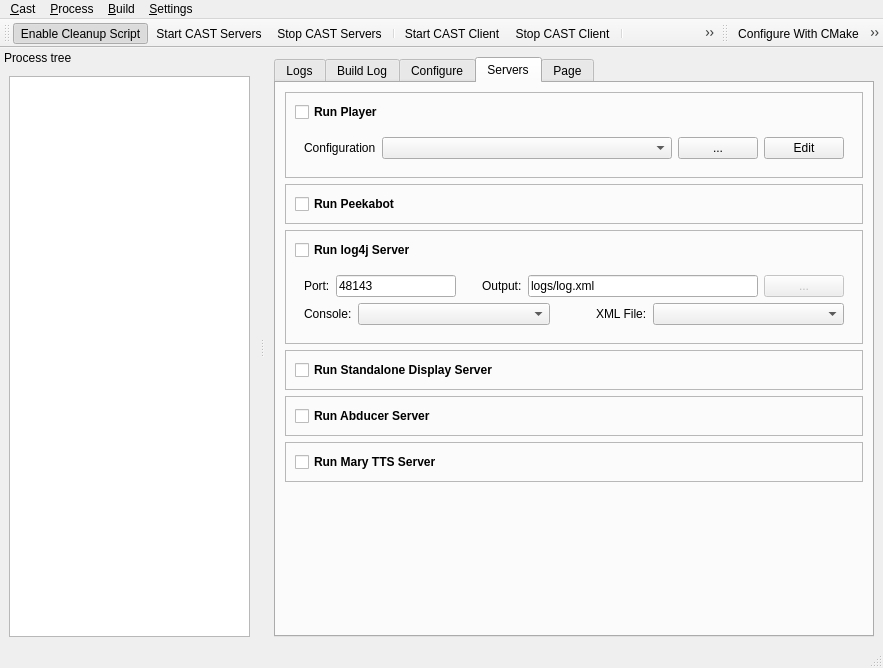
Old version of the form tools/castctrl/branches/manipulation-11846/qtui/mainwindow.ui in the repository marc-hanheide/cogx.
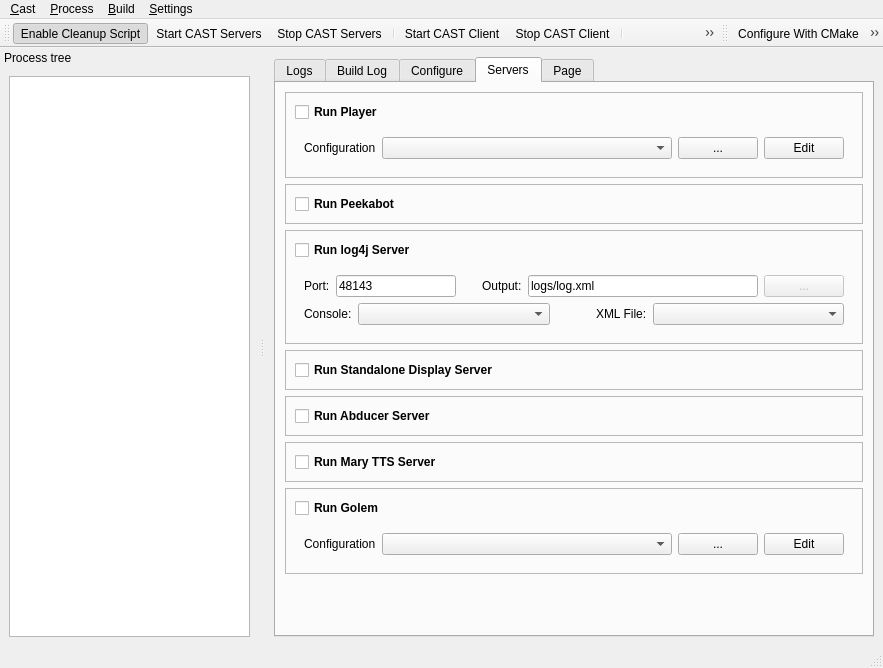
New version of the form. The open tabs and pages were chosen to show the change. Icons and pictures are not drawn.

Commit message: golem integration

Diff of the .ui file:
```diff
--- a/tools/castctrl/branches/manipulation-11846/qtui/mainwindow.ui
+++ b/tools/castctrl/branches/manipulation-11846/qtui/mainwindow.ui
@@ -1000,6 +1000,129 @@
              </layout>
             </widget>
            </item>
+
+           <item>
+            <widget class="QFrame" name="frame_golem">
+             <property name="frameShape">
+              <enum>QFrame::StyledPanel</enum>
+             </property>
+             <property name="frameShadow">
+              <enum>QFrame::Raised</enum>
+             </property>
+             <layout class="QVBoxLayout" name="verticalLayout_golem">
+              <item>
+               <widget class="QWidget" name="widget_golem" native="true">
+                <layout class="QHBoxLayout" name="horizontalLayout_golem">
+                 <property name="leftMargin">
+                  <number>0</number>
+                 </property>
+                 <property name="topMargin">
+                  <number>0</number>
+                 </property>
+                 <property name="bottomMargin">
+                  <number>0</number>
+                 </property>
+                 <item>
+                  <widget class="QCheckBox" name="ckRunGolem">
+                   <property name="font">
+                    <font>
+                     <weight>75</weight>
+                     <bold>true</bold>
+                    </font>
+                   </property>
+                   <property name="toolTip">
+                    <string>Run Golem with External Servers</string>
+                   </property>
+                   <property name="text">
+                    <string>Run Golem</string>
+                   </property>
+                   <property name="checked">
+                    <bool>false</bool>
+                   </property>
+                  </widget>
+                 </item>
+                 <item>
+                  <spacer name="horizontalSpacer_golem">
+                   <property name="orientation">
+                    <enum>Qt::Horizontal</enum>
+                   </property>
+                   <property name="sizeHint" stdset="0">
+                    <size>
+                     <width>473</width>
+                     <height>20</height>
+                    </size>
+                   </property>
+                  </spacer>
+                 </item>
+                </layout>
+               </widget>
+              </item>
+              <item>
+               <widget class="QWidget" name="golemConfigPanel" native="true">
+                <property name="minimumSize">
+                 <size>
+                  <width>0</width>
+                  <height>0</height>
+                 </size>
+                </property>
+                <layout class="QVBoxLayout" name="verticalLayout_golem">
+                 <item>
+                  <layout class="QHBoxLayout" name="horizontalLayout_golem">
+                   <item>
+                    <widget class="QLabel" name="label_golem">
+                     <property name="text">
+                      <string>Configuration</string>
+                     </property>
+                    </widget>
+                   </item>
+                   <item>
+                    <widget class="QComboBox" name="golemConfigCmbx">
+                     <property name="sizePolicy">
+                      <sizepolicy hsizetype="Expanding" vsizetype="Fixed">
+                       <horstretch>4</horstretch>
+                       <verstretch>0</verstretch>
+                      </sizepolicy>
+                     </property>
+                     <property name="minimumSize">
+                      <size>
+                       <width>200</width>
+                       <height>0</height>
+                      </size>
+                     </property>
+                     <property name="statusTip">
+                      <string>Golem configuration file</string>
+                     </property>
+                    </widget>
+                   </item>
+                   <item>
+                    <widget class="QPushButton" name="btBrowseGolemFile">
+                     <property name="text">
+                      <string>...</string>
+                     </property>
+                    </widget>
+                   </item>
+                   <item>
+                    <widget class="QPushButton" name="btEditGolemConfig">
+                     <property name="text">
+                      <string>Edit</string>
+                     </property>
+                    </widget>
+                   </item>
+                  </layout>
+                 </item>
+                </layout>
+               </widget>
+              </item>
+             </layout>
+            </widget>
+           </item>
+
+
+
+
+
+
+
            <item>
             <spacer name="verticalSpacer_5">
              <property name="orientation">
```
Left out of the diff: 21 changed lines with no effect on the pictures. The commit also changes 7 other files.
